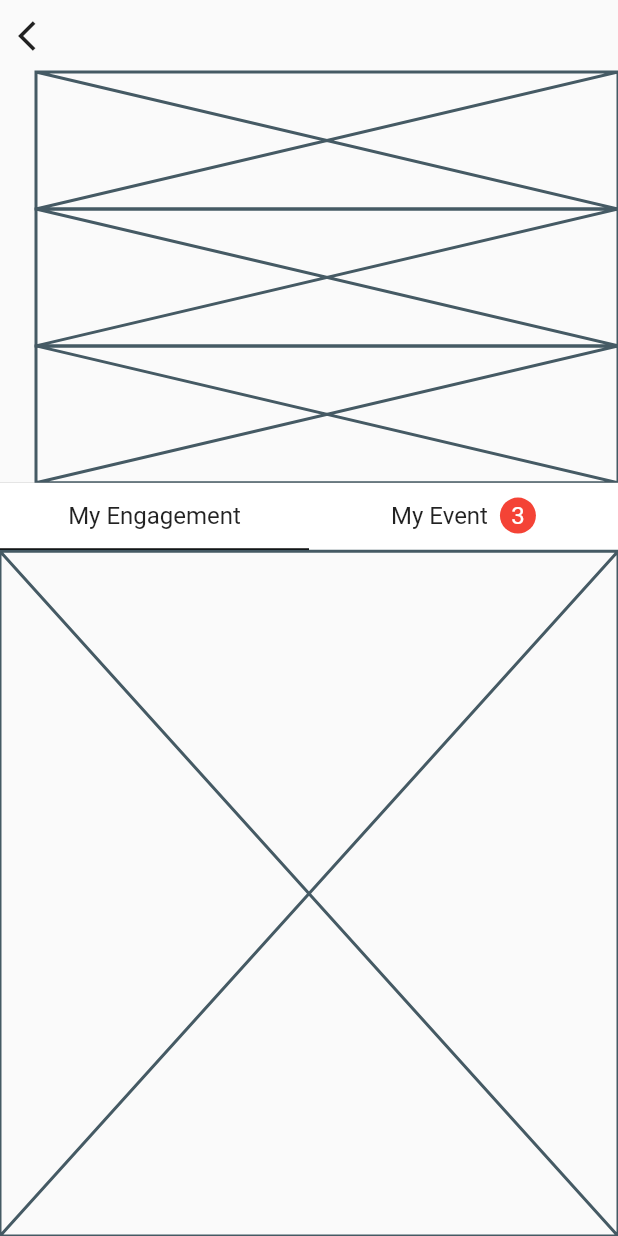
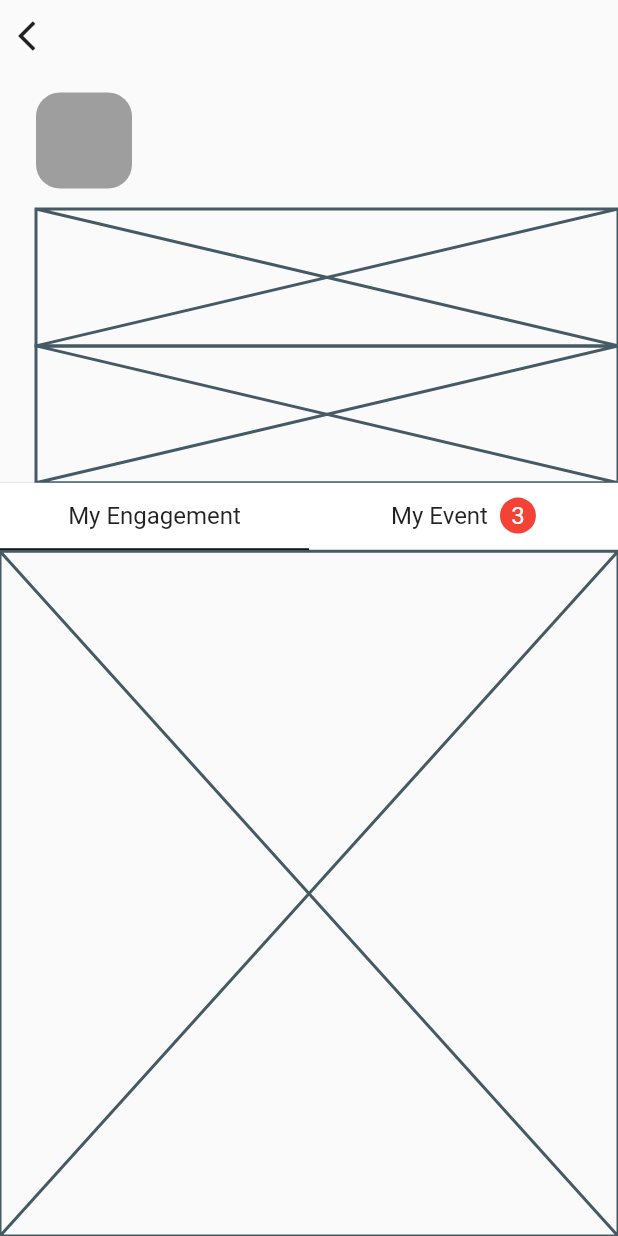
Before and after one commit to JAICHANGPARK/flutter_notebook_11th_story, a Flutter app: the IrysProfilePage screen opened directly, on a phone screen of 412 x 824 dp. Run offline on Flutter 3.47's test engine with Material 2 defaults, Android fonts, the phone set to English and light mode, and no system bars; our stand-ins replace backdrop, badges, flutter_inner_drawer, flutter_slidable, flutter_swiper, google_fonts; network calls fail.

Commit message:
Update irys_profile_page.dart

```diff
--- a/lib/ep727_irys_mobile_app/ui/irys_profile_page.dart
+++ b/lib/ep727_irys_mobile_app/ui/irys_profile_page.dart
@@ -25,7 +25,18 @@ class _IrysProfilePageState extends State<IrysProfilePage> {
                 padding: const EdgeInsets.only(left: 24),
                 child: Column(
                   children: [
-                    Expanded(child: Placeholder()),
+                    Expanded(child: Row(
+                      children: [
+                        Container(
+                          height: 64,
+                          width: 64,
+                          decoration: BoxDecoration(
+                            color: Colors.grey,
+                            borderRadius: BorderRadius.circular(16)
+                          ),
+                        )
+                      ],
+                    )),
                     Expanded(child: Placeholder()),
                     Expanded(child: Placeholder()),
                   ],
```
